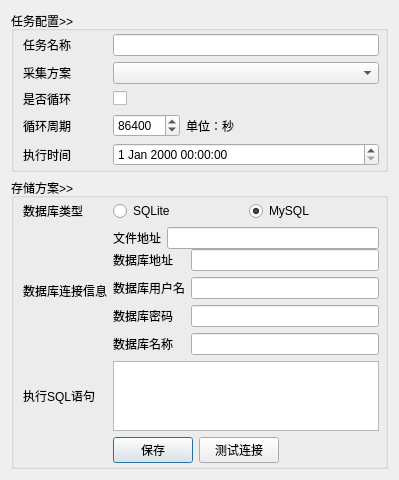
Qt form UI/Task.ui (leaboy/pycollect) before a commit.
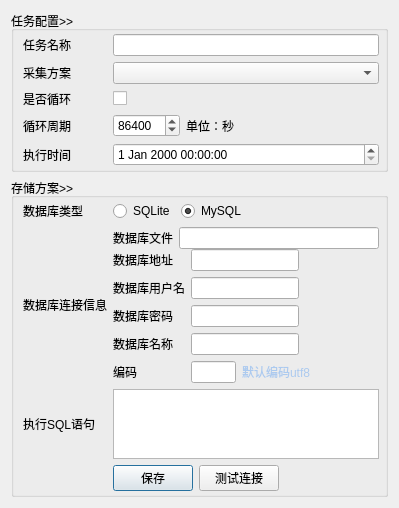
The same form after that commit.

```diff
--- a/UI/Task.ui
+++ b/UI/Task.ui
@@ -7,7 +7,7 @@
     <x>0</x>
     <y>0</y>
     <width>399</width>
-    <height>435</height>
+    <height>465</height>
    </rect>
   </property>
   <property name="windowTitle">
@@ -201,7 +201,7 @@
              <item row="0" column="0">
               <widget class="QLabel" name="label_9">
                <property name="text">
-                <string>文件地址</string>
+                <string>数据库文件</string>
                </property>
               </widget>
              </item>
@@ -224,8 +224,15 @@
                </property>
               </widget>
              </item>
-             <item row="0" column="1">
-              <widget class="QLineEdit" name="mysql_dbhost"/>
+             <item row="0" column="1" colspan="2">
+              <widget class="QLineEdit" name="mysql_dbhost">
+               <property name="sizePolicy">
+                <sizepolicy hsizetype="Fixed" vsizetype="Fixed">
+                 <horstretch>0</horstretch>
+                 <verstretch>0</verstretch>
+                </sizepolicy>
+               </property>
+              </widget>
              </item>
              <item row="1" column="0">
               <widget class="QLabel" name="label_11">
@@ -248,18 +255,77 @@
                </property>
               </widget>
              </item>
-             <item row="1" column="1">
-              <widget class="QLineEdit" name="mysql_dbuser"/>
+             <item row="1" column="1" colspan="2">
+              <widget class="QLineEdit" name="mysql_dbuser">
+               <property name="sizePolicy">
+                <sizepolicy hsizetype="Fixed" vsizetype="Fixed">
+                 <horstretch>0</horstretch>
+                 <verstretch>0</verstretch>
+                </sizepolicy>
+               </property>
+              </widget>
              </item>
-             <item row="2" column="1">
+             <item row="2" column="1" colspan="2">
               <widget class="QLineEdit" name="mysql_dbpw">
+               <property name="sizePolicy">
+                <sizepolicy hsizetype="Fixed" vsizetype="Fixed">
+                 <horstretch>0</horstretch>
+                 <verstretch>0</verstretch>
+                </sizepolicy>
+               </property>
                <property name="echoMode">
                 <enum>QLineEdit::Password</enum>
                </property>
               </widget>
              </item>
-             <item row="3" column="1">
-              <widget class="QLineEdit" name="mysql_dbname"/>
+             <item row="3" column="1" colspan="2">
+              <widget class="QLineEdit" name="mysql_dbname">
+               <property name="sizePolicy">
+                <sizepolicy hsizetype="Fixed" vsizetype="Fixed">
+                 <horstretch>0</horstretch>
+                 <verstretch>0</verstretch>
+                </sizepolicy>
+               </property>
+              </widget>
+             </item>
+             <item row="4" column="0">
+              <widget class="QLabel" name="label_15">
+               <property name="text">
+                <string>编码</string>
+               </property>
+              </widget>
+             </item>
+             <item row="4" column="1">
+              <widget class="QLineEdit" name="mysql_charset">
+               <property name="minimumSize">
+                <size>
+                 <width>45</width>
+                 <height>0</height>
+                </size>
+               </property>
+               <property name="maximumSize">
+                <size>
+                 <width>45</width>
+                 <height>16777215</height>
+                </size>
+               </property>
+              </widget>
+             </item>
+             <item row="4" column="2">
+              <widget class="QLabel" name="label_16">
+               <property name="sizePolicy">
+                <sizepolicy hsizetype="Expanding" vsizetype="Preferred">
+                 <horstretch>0</horstretch>
+                 <verstretch>0</verstretch>
+                </sizepolicy>
+               </property>
+               <property name="styleSheet">
+                <string notr="true">color: rgb(172, 202, 239);</string>
+               </property>
+               <property name="text">
+                <string>默认编码utf8</string>
+               </property>
+              </widget>
              </item>
             </layout>
            </widget>
@@ -310,6 +376,12 @@
          <layout class="QGridLayout" name="gridLayout_5">
           <item row="0" column="0">
            <widget class="QRadioButton" name="dbtype_sqlite">
+            <property name="sizePolicy">
+             <sizepolicy hsizetype="Fixed" vsizetype="Fixed">
+              <horstretch>0</horstretch>
+              <verstretch>0</verstretch>
+             </sizepolicy>
+            </property>
             <property name="text">
              <string>SQLite</string>
             </property>
@@ -317,6 +389,12 @@
           </item>
           <item row="0" column="1">
            <widget class="QRadioButton" name="dbtype_mysql">
+            <property name="sizePolicy">
+             <sizepolicy hsizetype="Fixed" vsizetype="Fixed">
+              <horstretch>0</horstretch>
+              <verstretch>0</verstretch>
+             </sizepolicy>
+            </property>
             <property name="text">
              <string>MySQL</string>
             </property>
@@ -325,6 +403,19 @@
             </property>
            </widget>
           </item>
+          <item row="0" column="2">
+           <spacer name="horizontalSpacer_3">
+            <property name="orientation">
+             <enum>Qt::Horizontal</enum>
+            </property>
+            <property name="sizeHint" stdset="0">
+             <size>
+              <width>40</width>
+              <height>20</height>
+             </size>
+            </property>
+           </spacer>
+          </item>
          </layout>
         </item>
        </layout>
```
